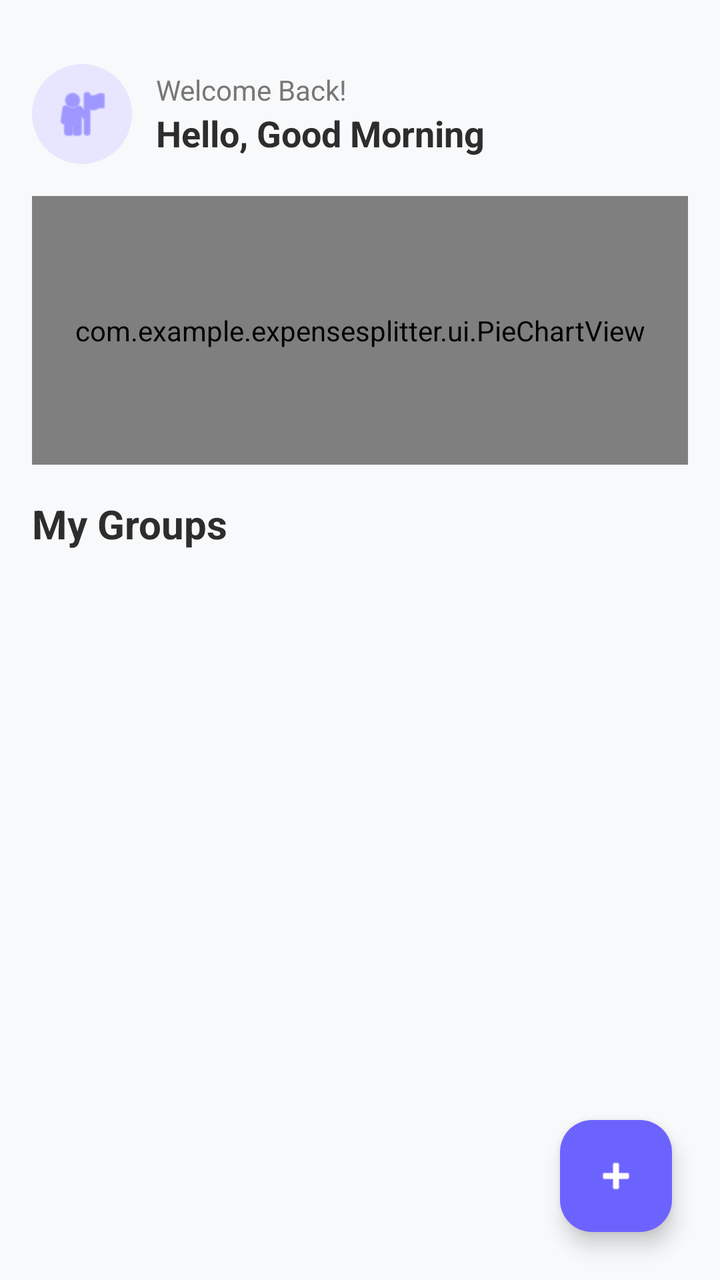
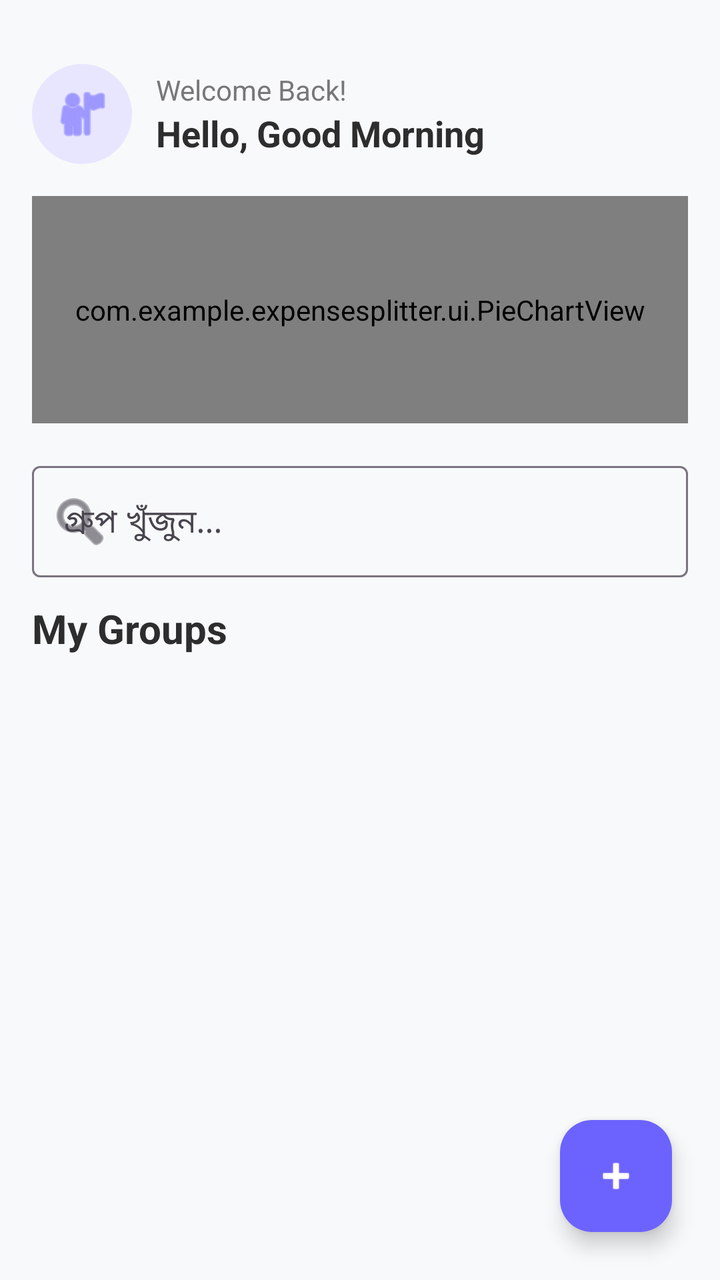

The first picture is an Android layout as it rendered before a commit; the second is the same layout after the commit. The layout source and the unified diff follow.
<!-- AndroidManifest.xml: application theme Theme.ExpenseSplitter -->
<!-- res/layout/activity_main.xml -->
<?xml version="1.0" encoding="utf-8"?>
<androidx.coordinatorlayout.widget.CoordinatorLayout xmlns:android="http://schemas.android.com/apk/res/android"
    xmlns:app="http://schemas.android.com/apk/res-auto"
    android:layout_width="match_parent"
    android:layout_height="match_parent"
    android:background="#F8F9FA"> 

    <LinearLayout
        android:layout_width="match_parent"
        android:layout_height="match_parent"
        android:orientation="vertical"
        android:padding="16dp">

        <LinearLayout
            android:layout_width="match_parent"
            android:layout_height="wrap_content"
            android:orientation="horizontal"
            android:gravity="center_vertical"
            android:layout_marginTop="16dp"
            android:layout_marginBottom="16dp">

            <ImageView
                android:layout_width="50dp"
                android:layout_height="50dp"
                android:src="@android:drawable/ic_menu_myplaces"
                app:tint="@color/purple_primary"
                android:background="@drawable/circle_bg_pastel"
                android:padding="10dp"/>

            <LinearLayout
                android:layout_width="0dp"
                android:layout_height="wrap_content"
                android:layout_weight="1"
                android:layout_marginStart="12dp"
                android:orientation="vertical">
                <TextView
                    android:layout_width="wrap_content"
                    android:layout_height="wrap_content"
                    android:text="Welcome Back!"
                    android:textColor="@color/text_light"
                    android:textSize="14sp"/>
                    <TextView
                    android:id="@+id/tvGreeting"
                    android:layout_width="wrap_content"
                    android:layout_height="wrap_content"
                    android:text="Hello, Good Morning"
                    android:textColor="@color/text_dark"
                    android:textSize="18sp"
                    android:textStyle="bold"/>
            </LinearLayout>
        </LinearLayout>

        <com.example.expensesplitter.ui.PieChartView
            android:id="@+id/pieChart"
            android:layout_width="match_parent"
            android:layout_height="0dp"
            android:layout_weight="1"
            android:layout_marginBottom="16dp"/>

        <TextView
            android:layout_width="wrap_content"
            android:layout_height="wrap_content"
            android:text="My Groups"
            android:textColor="@color/text_dark"
            android:textSize="20sp"
            android:textStyle="bold"
            android:layout_marginBottom="12dp"/>

        <androidx.recyclerview.widget.RecyclerView
            android:id="@+id/recyclerView"
            android:layout_width="match_parent"
            android:layout_height="0dp"
            android:layout_weight="2.5"
            android:clipToPadding="false"/>

    </LinearLayout>

    <com.google.android.material.floatingactionbutton.FloatingActionButton
        android:id="@+id/fabAdd"
        android:layout_width="wrap_content"
        android:layout_height="wrap_content"
        android:layout_gravity="bottom|end"
        android:layout_margin="24dp"
        android:backgroundTint="@color/purple_primary"
        android:src="@android:drawable/ic_input_add"
        app:tint="@android:color/white"/>
</androidx.coordinatorlayout.widget.CoordinatorLayout>
<!-- resources referenced by this layout -->
<resources>
  <color name="purple_primary">#6C63FF</color>
  <color name="text_dark">#2D2D2D</color>
  <color name="text_light">#777777</color>
  <!-- drawable circle_bg_pastel (drawable) -->
  <?xml version="1.0" encoding="utf-8"?>
  <shape xmlns:android="http://schemas.android.com/apk/res/android" android:shape="oval">
      <solid android:color="#E8E6FF"/>
  </shape>
  <style name="Theme.ExpenseSplitter" parent="Theme.Material3.DayNight.NoActionBar">
          <item name="colorPrimary">@color/purple_primary</item>
          <item name="android:windowBackground">@color/bg_color</item>
          <item name="android:statusBarColor">@color/bg_color</item>
          <item name="android:windowLightStatusBar">true</item>
      </style>
  <color name="bg_color">#FFFFFF</color>
</resources>

<!-- the commit's change to res/layout/activity_main.xml (unified diff, before → after) -->
@@ -56,6 +56,19 @@
             android:layout_height="0dp"
             android:layout_weight="1"
             android:layout_marginBottom="16dp"/>
+                <com.google.android.material.textfield.TextInputLayout
+            style="@style/Widget.Material3.TextInputLayout.OutlinedBox"
+            android:layout_width="match_parent"
+            android:layout_height="wrap_content"
+            android:layout_marginBottom="12dp"
+            app:startIconDrawable="@android:drawable/ic_menu_search">
+            <com.google.android.material.textfield.TextInputEditText
+                android:id="@+id/etSearch"
+                android:layout_width="match_parent"
+                android:layout_height="wrap_content"
+                android:hint="গ্রুপ খুঁজুন..."
+                android:inputType="text"/>
+        </com.google.android.material.textfield.TextInputLayout>
 
         <TextView
             android:layout_width="wrap_content"
